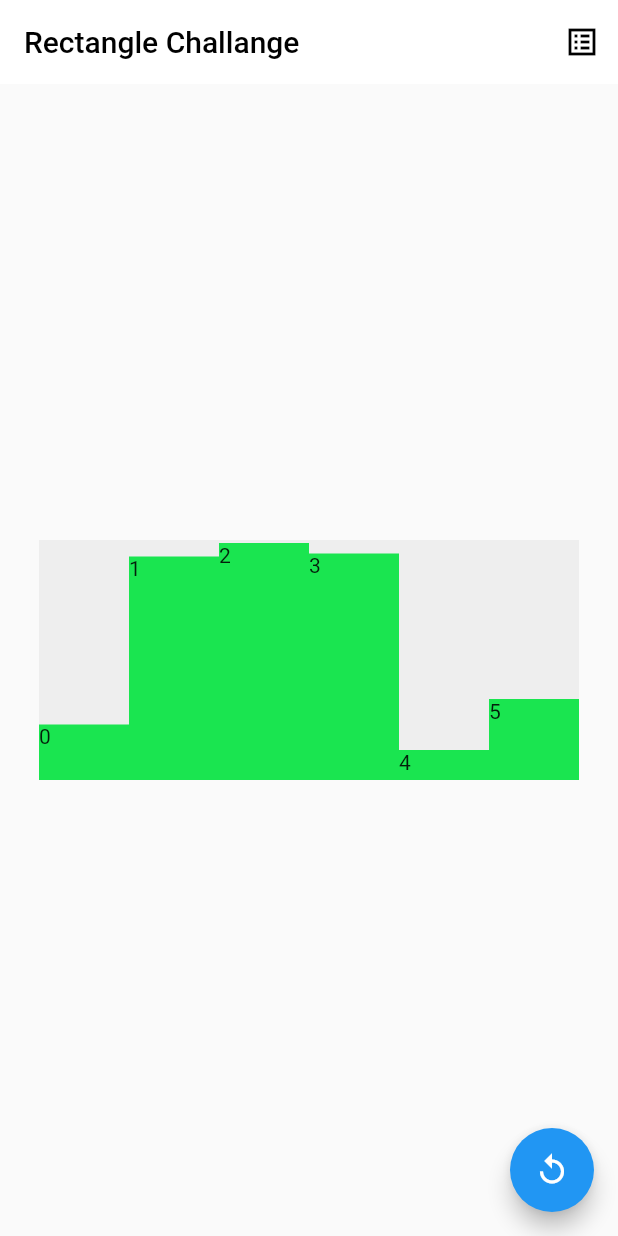
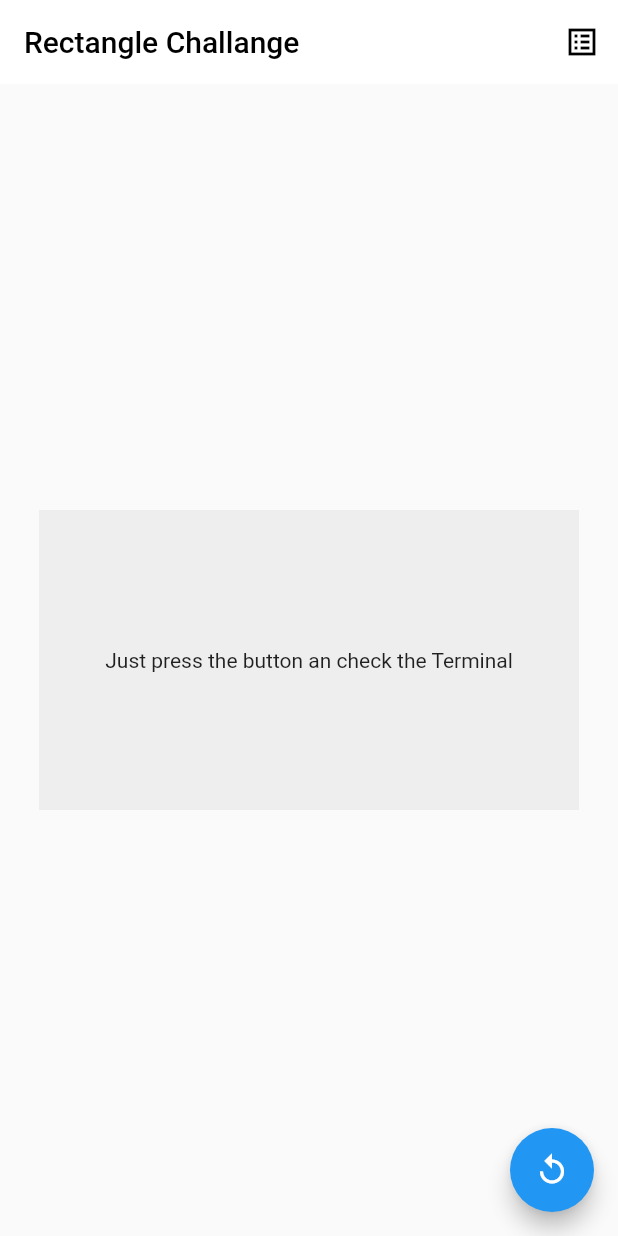
Before and after one commit to LioMadlala/Rectangle-app-challange, a Flutter app: the screen it shows after launch, after a tap on the "replay" icon, on a phone screen of 412 x 824 dp. Run offline on Flutter 3.47's test engine with Material 2 defaults, Android fonts, the phone set to English and light mode, and no system bars.

Commit message:
second attempt

```diff
--- /dev/null
+++ b/lib/generated2.dart
@@ -0,0 +1,95 @@
+import 'dart:math';
+
+class RotationChallenge {
+  Random rng = new Random();
+  final double minColWidth = 2;
+  final double minColHeight = 1;
+
+  buildObject() {
+    double width = 20;
+    double height = 20;
+    int min = 3;
+    int max = 10;
+    double columns = min + rng.nextInt(max - min).toDouble();
+
+    double columnWidth = width / columns;
+
+    var builtColumns = numberOfColumns(width, height, columns, columnWidth);
+    var builtRows = numberOfRows(builtColumns, height, width);
+    // printLog(builtRows);
+    print("--------col---------");
+    print(builtColumns.map((e) => e.height));
+
+    print("--------ro2---------");
+    print(builtRows.map((e) => e.width));
+    print(builtRows.map((e) => e.startPositionWidth));
+  }
+
+  List<DimensionObject> numberOfColumns(
+      double width, double height, double n, double columnWidth) {
+    List<DimensionObject> items = [];
+    for (var i = 0; i < n; i++) {
+      var colHeight =
+          rng.nextInt(height.toInt() - minColHeight.toInt()) + minColHeight;
+
+      items.add(
+        DimensionObject(
+          height: colHeight.toDouble(),
+          width: columnWidth,
+          startPositionWidth: i * columnWidth,
+          startPositionHeight: 0,
+        ),
+      );
+    }
+
+    return items;
+  }
+
+  List<DimensionObject> numberOfRows(
+      List<DimensionObject> columns, double height, double width) {
+    List<DimensionObject> items = [];
+
+    for (var j = height; j >= 0; j--) {
+      var dObject = DimensionObject(
+        height: minColHeight,
+        width: 0,
+        startPositionHeight: j,
+        startPositionWidth: 0,
+      );
+
+      for (var i = 1; i < columns.length + 1; i++) {
+        var column = columns[i - 1];
+        if (column.height < j) {
+          dObject.width += column.width;
+          if (i == columns.length) items.add(dObject);
+        } else {
+          if (dObject.width != 0) {
+            items.add(dObject);
+          }
+          dObject = DimensionObject(
+            height: minColHeight,
+            width: 0,
+            startPositionWidth: i * column.width,
+            startPositionHeight: j,
+          );
+        }
+      }
+    }
+
+    return items;
+  }
+}
+
+class DimensionObject {
+  double height;
+  double width;
+  double? startPositionHeight;
+  double? startPositionWidth;
+
+  DimensionObject({
+    required this.height,
+    required this.width,
+    this.startPositionHeight,
+    this.startPositionWidth,
+  });
+}
--- a/lib/home_page.dart
+++ b/lib/home_page.dart
@@ -1,8 +1,10 @@
 import 'dart:math';
 
 import 'package:flutter/material.dart';
+import 'package:random_container/generated2.dart';
 
 import 'challanges.dart';
+import 'generated.dart';
 
 class HomePage extends StatefulWidget {
   const HomePage({Key? key}) : super(key: key);
@@ -11,17 +13,11 @@ class HomePage extends StatefulWidget {
   _HomePageState createState() => _HomePageState();
 }
 
-class ColumnObj {
-  final double height;
-  final double width;
-  final Color color;
-
-  ColumnObj({required this.height, required this.width, required this.color});
-}
-
 class _HomePageState extends State<HomePage> {
   final double _mainContainerWidth = 360;
-  final double _mainContainerHeight = 160;
+  final double _mainContainerHeight = 200;
+
+  late double percentageWidth = MediaQuery.of(context).size.width * 0.5;
 
   double widthOfContainers = 75;
 
@@ -31,14 +27,11 @@ class _HomePageState extends State<HomePage> {
   int numberOfColumns = 4;
 
   List<int> column = [0, 1, 2, 3];
+  // List<int> column = [0];
   List<double> randomHeightValues = [1, 1, 1, 1];
   List<double> randomWidthValues = [75, 75, 75, 75];
 
-  // List<ColumnObj> carWashList = [
-  //   ColumnObj(width: 50, height: 100, color: Colors.blue),
-  //   ColumnObj(width: 50, height: 100, color: Colors.blue),
-  //   ColumnObj(width: 50, height: 100, color: Colors.blue),
-  // ];
+  late double tembColWidth = _mainContainerWidth / 4;
 
   @override
   Widget build(BuildContext context) {
@@ -69,28 +62,70 @@ class _HomePageState extends State<HomePage> {
           width: _mainContainerWidth,
           height: _mainContainerHeight,
           color: Colors.grey[200],
-          child: Row(
-            // mainAxisAlignment: MainAxisAlignment.end,
-            crossAxisAlignment: CrossAxisAlignment.end,
-            children: [
-              for (var i in column)
-                Column(
-                  mainAxisAlignment: MainAxisAlignment.end,
-                  children: [
-                    Flexible(
-                      child: Container(
-                        height: randomHeightValues[i],
-                        width: randomWidthValues[i],
-                        color: _color,
-                        child: Text(
-                          i.toString(),
-                        ),
-                      ),
-                    ),
-                  ],
-                ),
-            ],
+
+          child: Center(
+            child: Text("Just press the button an check the Terminal"),
           ),
+
+          // child: Row(
+          //   mainAxisAlignment: MainAxisAlignment.end,
+          //   crossAxisAlignment: CrossAxisAlignment.end,
+          //   children: [
+          //     for (var i in column)
+          //       // if(tembColWidth != _mainContainerHeight)
+
+          //       Column(
+          //         mainAxisAlignment: MainAxisAlignment.end,
+          //         children: [
+          //           Flexible(
+          //             child: Container(
+          //               height: randomHeightValues[i],
+          //               width: randomWidthValues[i],
+          //               // width: percentageWidth,
+          //               // height: columnObj[i].height,
+          //               // width: tembColWidth,
+          //               color: _color,
+          //               child: Text(
+          //                 i.toString(),
+          //               ),
+          //             ),
+          //           ),
+          //         ],
+          //       ),
+          //   ],
+          // ),
+
+          // child: Wrap(
+          //   direction: Axis.vertical,
+          //   alignment: WrapAlignment.start,
+          //   children: [
+          //     Container(
+          //       color: Colors.red,
+          //       height: 50,
+          //       width: 360,
+          //       child: Text("row"),
+          //     ),
+          //     Container(
+          //       color: Colors.red,
+          //       height: 150,
+          //       width: 50,
+          //       child: Text("col"),
+          //     ),
+
+          //     // Container(
+          //     //   color: Colors.red,
+          //     //   height: 130,
+          //     //   width: 50,
+          //     //   child: Text("col"),
+          //     // ),
+          //     // Container(
+          //     //   color: Colors.red,
+          //     //   height: 150,
+          //     //   width: 260,
+          //     //   child: Text("col"),
+          //     // ),
+          //   ],
+          // ),
         ),
       ),
       floatingActionButton: FloatingActionButton(
@@ -125,6 +160,9 @@ class _HomePageState extends State<HomePage> {
               randomWidthValues.add(widthOfContainers);
             }
 
+            // generateRandomColumn();
+            RotationChallenge().buildObject();
+
             // Generate a random color.
             _color = Color.fromRGBO(
               random.nextInt(256),
```
Also changed, not shown: lib/generated.dart (+133 -0 lines).
